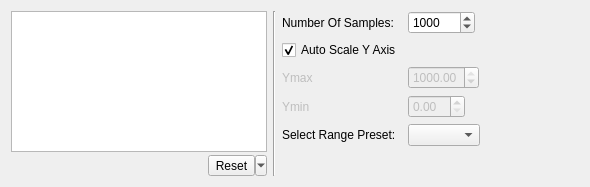
AlexanderAmelkin/SerialPlot, file src/plotcontrolpanel.ui: the form before one commit.
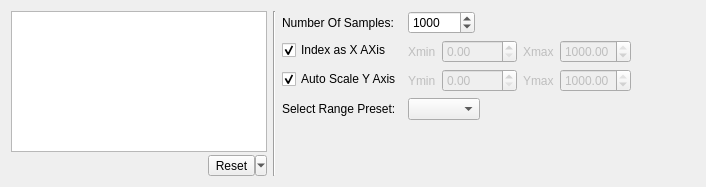
The form after the commit. Custom widgets are drawn as their Qt base class.

Commit message: added ui elements for x axis scaling

```diff
--- a/src/plotcontrolpanel.ui
+++ b/src/plotcontrolpanel.ui
@@ -6,7 +6,7 @@
    <rect>
     <x>0</x>
     <y>0</y>
-    <width>590</width>
+    <width>706</width>
     <height>187</height>
    </rect>
   </property>
@@ -157,6 +157,87 @@
       </widget>
      </item>
      <item row="1" column="0">
+      <widget class="QCheckBox" name="cbIndex">
+       <property name="text">
+        <string>Index as X AXis</string>
+       </property>
+       <property name="checked">
+        <bool>true</bool>
+       </property>
+      </widget>
+     </item>
+     <item row="1" column="1">
+      <layout class="QHBoxLayout" name="horizontalLayout_4">
+       <item>
+        <widget class="QLabel" name="lXmin">
+         <property name="enabled">
+          <bool>false</bool>
+         </property>
+         <property name="text">
+          <string>Xmin</string>
+         </property>
+        </widget>
+       </item>
+       <item>
+        <widget class="QDoubleSpinBox" name="spXmin">
+         <property name="enabled">
+          <bool>false</bool>
+         </property>
+         <property name="minimumSize">
+          <size>
+           <width>75</width>
+           <height>0</height>
+          </size>
+         </property>
+         <property name="maximumSize">
+          <size>
+           <width>75</width>
+           <height>16777215</height>
+          </size>
+         </property>
+         <property name="toolTip">
+          <string>lower limit of Y axis</string>
+         </property>
+         <property name="value">
+          <double>0.000000000000000</double>
+         </property>
+        </widget>
+       </item>
+       <item>
+        <widget class="QLabel" name="lXmax">
+         <property name="enabled">
+          <bool>false</bool>
+         </property>
+         <property name="text">
+          <string>Xmax</string>
+         </property>
+        </widget>
+       </item>
+       <item>
+        <widget class="QDoubleSpinBox" name="spXmax">
+         <property name="enabled">
+          <bool>false</bool>
+         </property>
+         <property name="maximumSize">
+          <size>
+           <width>75</width>
+           <height>16777215</height>
+          </size>
+         </property>
+         <property name="toolTip">
+          <string>upper limit of Y axis</string>
+         </property>
+         <property name="maximum">
+          <double>1000.000000000000000</double>
+         </property>
+         <property name="value">
+          <double>1000.000000000000000</double>
+         </property>
+        </widget>
+       </item>
+      </layout>
+     </item>
+     <item row="2" column="0">
       <widget class="QCheckBox" name="cbAutoScale">
        <property name="text">
         <string>Auto Scale Y Axis</string>
@@ -166,39 +247,9 @@
        </property>
       </widget>
      </item>
-     <item row="2" column="0">
-      <widget class="QLabel" name="lYmax">
-       <property name="enabled">
-        <bool>false</bool>
-       </property>
-       <property name="text">
-        <string>Ymax</string>
-       </property>
-      </widget>
-     </item>
      <item row="2" column="1">
-      <widget class="QDoubleSpinBox" name="spYmax">
-       <property name="enabled">
-        <bool>false</bool>
-       </property>
-       <property name="maximumSize">
-        <size>
-         <width>75</width>
-         <height>16777215</height>
-        </size>
-       </property>
-       <property name="toolTip">
-        <string>upper limit of Y axis</string>
-       </property>
-       <property name="maximum">
-        <double>1000.000000000000000</double>
-       </property>
-       <property name="value">
-        <double>1000.000000000000000</double>
-       </property>
-      </widget>
-     </item>
-     <item row="3" column="0">
+      <layout class="QHBoxLayout" name="horizontalLayout_3">
+       <item>
       <widget class="QLabel" name="lYmin">
        <property name="enabled">
         <bool>false</bool>
@@ -208,11 +259,17 @@
        </property>
       </widget>
      </item>
-     <item row="3" column="1">
+       <item>
       <widget class="QDoubleSpinBox" name="spYmin">
        <property name="enabled">
         <bool>false</bool>
        </property>
+         <property name="minimumSize">
+          <size>
+           <width>75</width>
+           <height>0</height>
+          </size>
+         </property>
        <property name="maximumSize">
         <size>
          <width>75</width>
@@ -227,14 +284,48 @@
        </property>
       </widget>
      </item>
-     <item row="4" column="0">
+       <item>
+        <widget class="QLabel" name="lYmax">
+         <property name="enabled">
+          <bool>false</bool>
+         </property>
+         <property name="text">
+          <string>Ymax</string>
+         </property>
+        </widget>
+       </item>
+       <item>
+        <widget class="QDoubleSpinBox" name="spYmax">
+         <property name="enabled">
+          <bool>false</bool>
+         </property>
+         <property name="maximumSize">
+          <size>
+           <width>75</width>
+           <height>16777215</height>
+          </size>
+         </property>
+         <property name="toolTip">
+          <string>upper limit of Y axis</string>
+         </property>
+         <property name="maximum">
+          <double>1000.000000000000000</double>
+         </property>
+         <property name="value">
+          <double>1000.000000000000000</double>
+         </property>
+        </widget>
+       </item>
+      </layout>
+     </item>
+     <item row="5" column="0">
       <widget class="QLabel" name="label">
        <property name="text">
         <string>Select Range Preset:</string>
        </property>
       </widget>
      </item>
-     <item row="4" column="1">
+     <item row="5" column="1">
       <widget class="QComboBox" name="cbRangePresets"/>
      </item>
     </layout>
```
Lines whose indentation alone changed are shown as unchanged. The commit also changes 7 other files.
